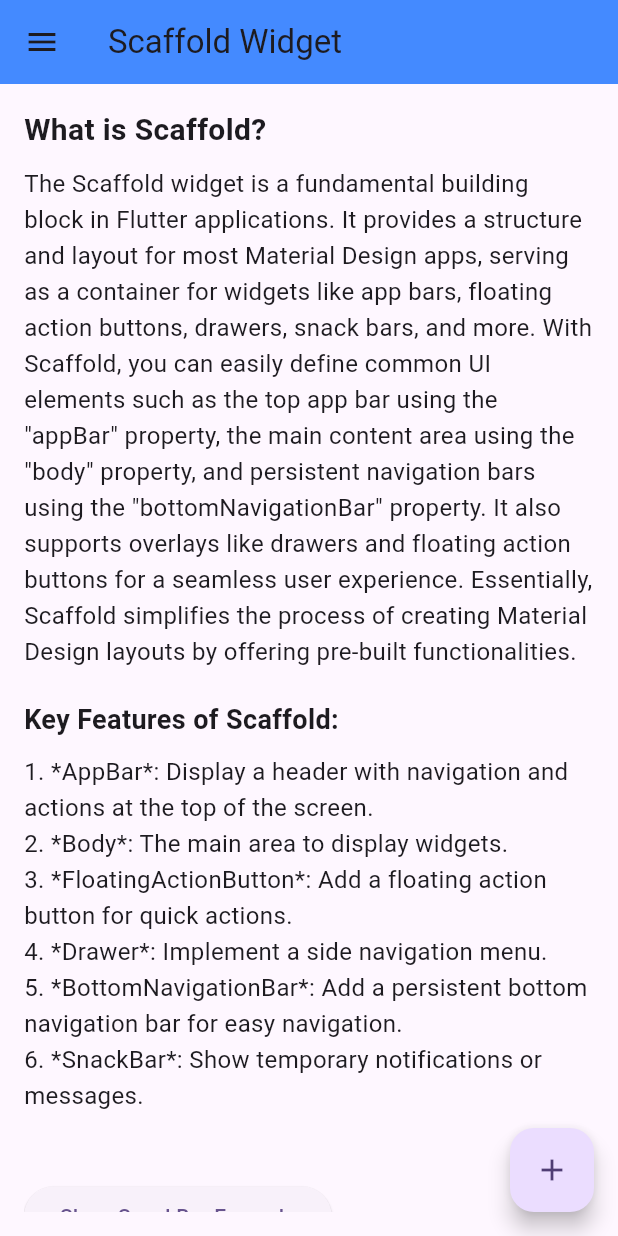
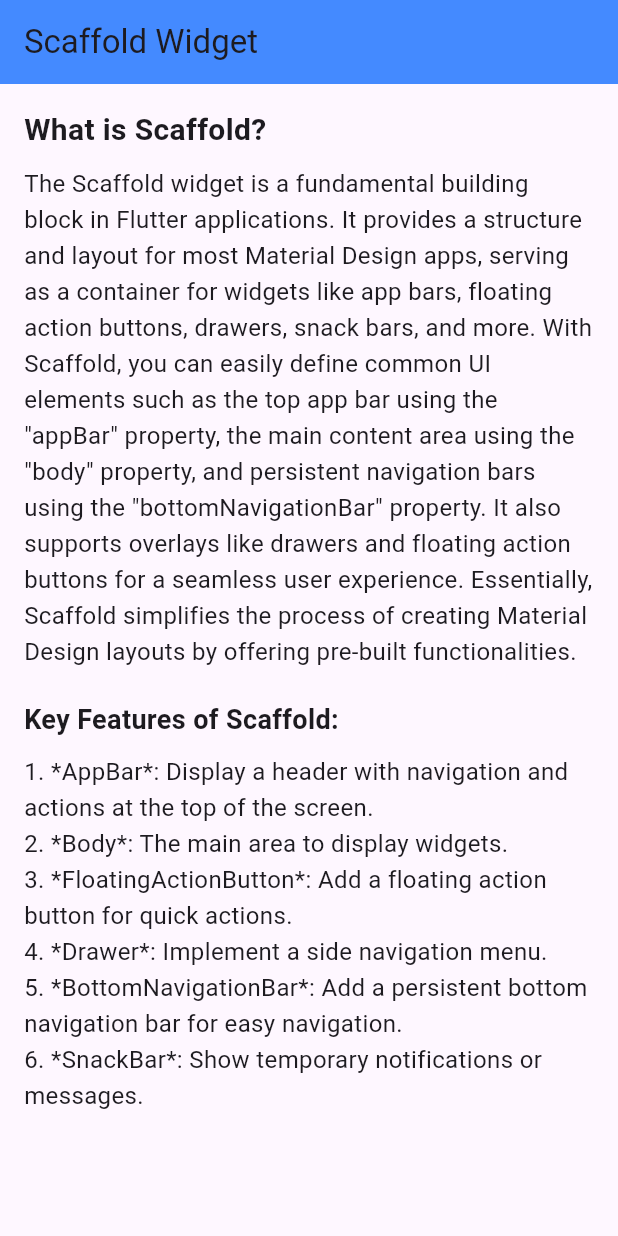
Before and after one commit to mominatufail/WidgetProject, a Flutter app: the screen it shows after launch, on a phone screen of 412 x 824 dp. Run offline on Flutter 3.47's test engine with Material 3 defaults, Android fonts, the phone set to English and light mode, and no system bars.

Commit message:
Scaffold screen updated

```diff
--- a/lib/ScaffoldWidget.dart
+++ b/lib/ScaffoldWidget.dart
@@ -41,50 +41,50 @@ class ScaffoldScreen extends StatelessWidget {
                 style: TextStyle(fontSize: 16, height: 1.5),
               ),
               SizedBox(height: 20),
-              ElevatedButton(
-                onPressed: () {
-                  ScaffoldMessenger.of(context).showSnackBar(
-                    SnackBar(content: Text('This is a SnackBar!')),
-                  );
-                },
-                child: Text('Show SnackBar Example'),
-              ),
-            ],
-          ),
-        ),
-      ),
-      floatingActionButton: FloatingActionButton(
-        onPressed: () {
-          ScaffoldMessenger.of(context).showSnackBar(
-            SnackBar(content: Text('Floating Action Button Pressed!')),
-          );
-        },
-        child: Icon(Icons.add),
-      ),
-      drawer: Drawer(
-        child: ListView(
-          padding: EdgeInsets.zero,
-          children: [
-            DrawerHeader(
-              decoration: BoxDecoration(
-                color: Colors.blue,
-              ),
-              child: Text(
-                'Drawer Header',
-                style: TextStyle(color: Colors.white, fontSize: 18),
-              ),
-            ),
-            ListTile(
-              title: Text('Item 1'),
-              onTap: () {},
-            ),
-            ListTile(
-              title: Text('Item 2'),
-              onTap: () {},
-            ),
+      //         ElevatedButton(
+      //           onPressed: () {
+      //             ScaffoldMessenger.of(context).showSnackBar(
+      //               SnackBar(content: Text('This is a SnackBar!')),
+      //             );
+      //           },
+      //           child: Text('Show SnackBar Example'),
+      //         ),
+      //       ],
+      //     ),
+      //   ),
+      // ),
+      // floatingActionButton: FloatingActionButton(
+      //   onPressed: () {
+      //     ScaffoldMessenger.of(context).showSnackBar(
+      //       SnackBar(content: Text('Floating Action Button Pressed!')),
+      //     );
+      //   },
+      //   child: Icon(Icons.add),
+      // ),
+      // drawer: Drawer(
+      //   child: ListView(
+      //     padding: EdgeInsets.zero,
+      //     children: [
+      //       DrawerHeader(
+      //         decoration: BoxDecoration(
+      //           color: Colors.blue,
+      //         ),
+      //         child: Text(
+      //           'Drawer Header',
+      //           style: TextStyle(color: Colors.white, fontSize: 18),
+      //         ),
+      //       ),
+      //       ListTile(
+      //         title: Text('Item 1'),
+      //         onTap: () {},
+      //       ),
+      //       ListTile(
+      //         title: Text('Item 2'),
+      //         onTap: () {},
+           //),
           ],
         ),
       ),
-    );
+    ));
   }
 }
```
